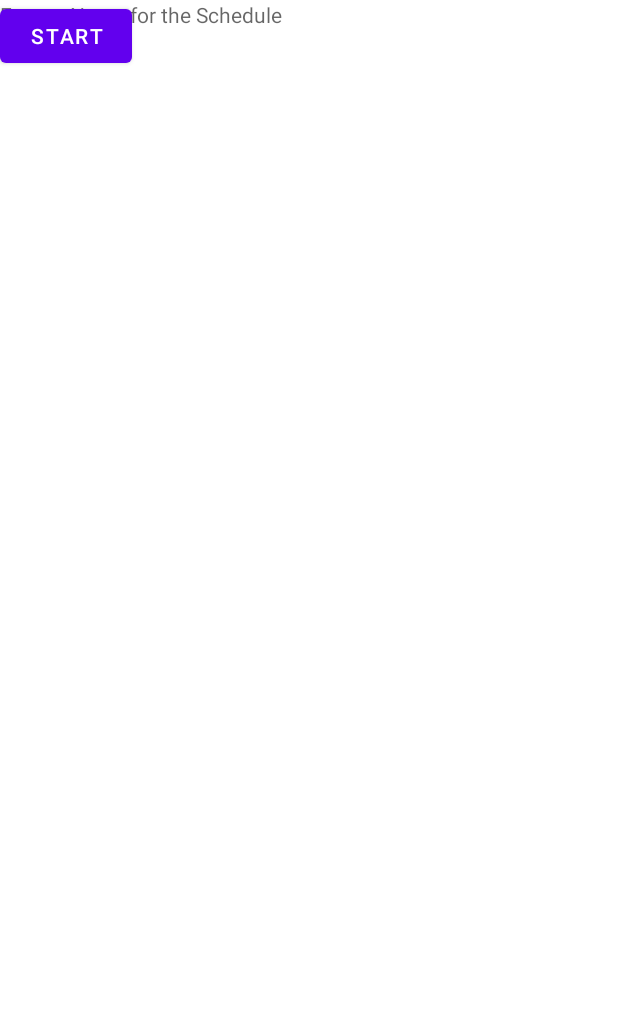
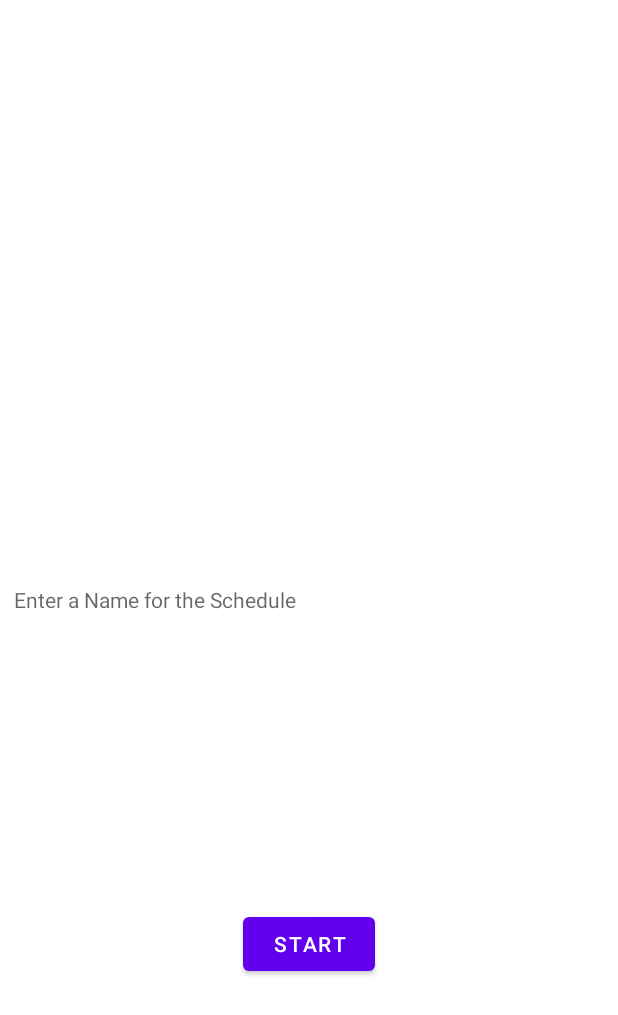
Before and after one commit to owenfab/GroupBSchedulingSoftwareSEFall2022, an Android app: the layout schedulenamepopup.xml on its own in the app's theme, with its tools: preview values and no code run, on a phone screen of 412 x 824 dp. Shown: the top 1015 px of the screen. Run offline under Robolectric (Android 15) with nearby library versions, the phone set to English and light mode, and no system bars.

Commit message:
Add code for schedule name fragment

```diff
--- a/app/src/main/res/layout/schedulenamepopup.xml
+++ b/app/src/main/res/layout/schedulenamepopup.xml
@@ -1,5 +1,6 @@
 <?xml version="1.0" encoding="utf-8"?>
 <androidx.constraintlayout.widget.ConstraintLayout xmlns:android="http://schemas.android.com/apk/res/android"
+  xmlns:app="http://schemas.android.com/apk/res-auto"
   xmlns:tools="http://schemas.android.com/tools"
     android:layout_width="match_parent"
     android:layout_height="match_parent">
@@ -9,14 +10,18 @@
       android:layout_width="393dp"
       android:layout_height="44dp"
       android:hint="Enter a Name for the Schedule"
-        tools:layout_editor_absoluteX="3dp"
-        tools:layout_editor_absoluteY="3dp" />
+      app:layout_constraintBottom_toBottomOf="parent"
+      app:layout_constraintEnd_toEndOf="parent"
+      app:layout_constraintStart_toStartOf="parent"
+      app:layout_constraintTop_toTopOf="parent" />
 
     <Button
       android:id="@+id/finalizeSched"
       android:layout_width="wrap_content"
       android:layout_height="wrap_content"
       android:text="START"
-        tools:layout_editor_absoluteX="290dp"
-        tools:layout_editor_absoluteY="26dp" />
+      app:layout_constraintBottom_toBottomOf="parent"
+      app:layout_constraintEnd_toEndOf="parent"
+      app:layout_constraintStart_toStartOf="parent"
+      app:layout_constraintTop_toBottomOf="@+id/schedName" />
 </androidx.constraintlayout.widget.ConstraintLayout>
--- a/app/src/main/res/navigation/nav_graph.xml
+++ b/app/src/main/res/navigation/nav_graph.xml
@@ -38,7 +38,10 @@
       tools:layout="@layout/schedulenamepopup">
 
         <action
-          android:id="@+id/action_SecondFragment_to_FirstFragment"
+          android:id="@+id/action_ScheduleNamePopup_to_SecondFragment"
           app:destination="@id/SecondFragment" />
+        <action
+          android:id="@+id/action_ScheduleNamePopup_to_FirstFragment"
+          app:destination="@id/FirstFragment" />
     </fragment>
 </navigation>
```
Also changed, not shown: app/src/main/java/com/example/groupbschedulingsoftwaresefall2022/ScheduleNamePopup.java (added, +45 -0 lines). Lines whose indentation alone changed are shown as unchanged.
